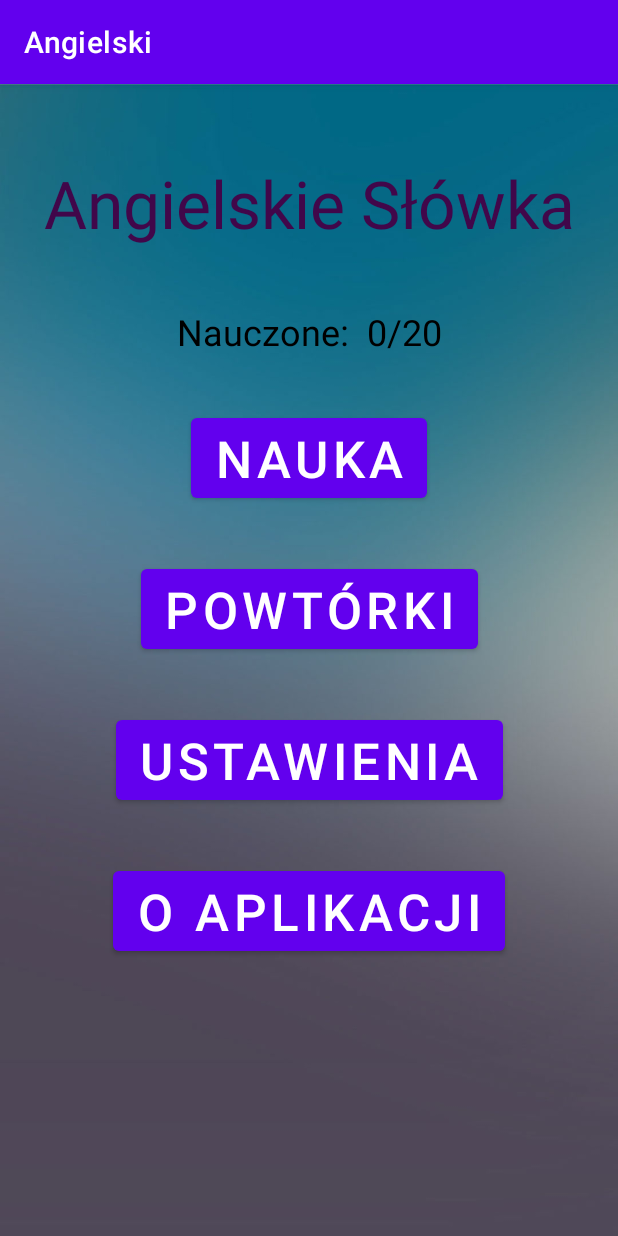
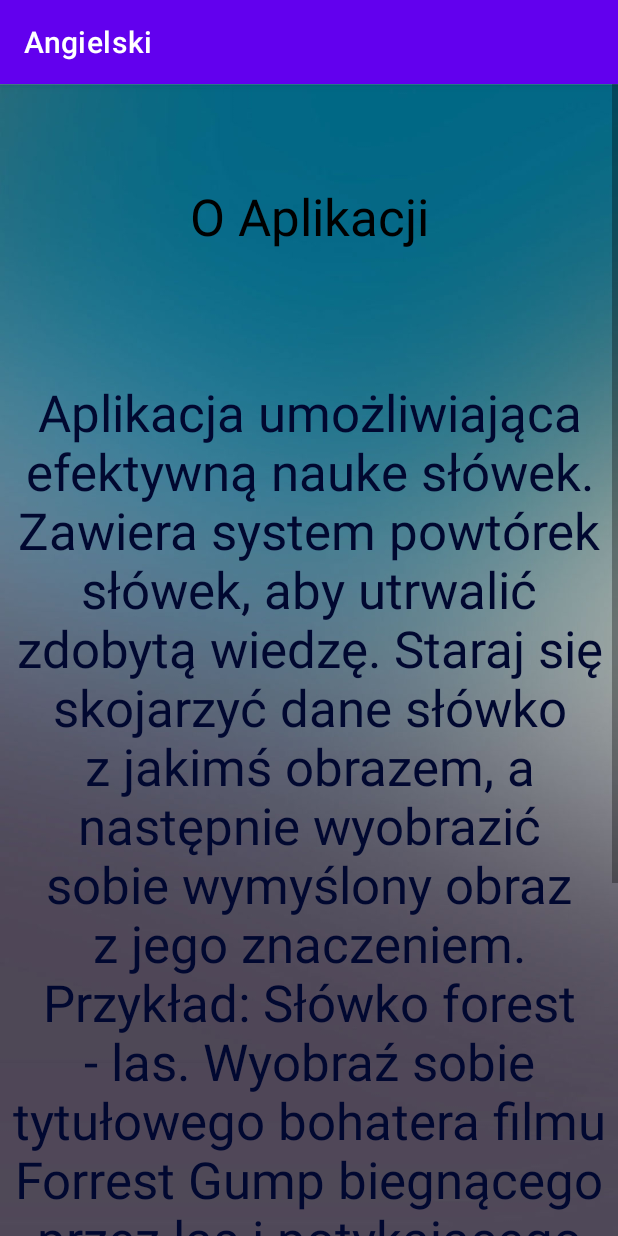
Before and after one commit to barmie9/EnglishWordsApp, an Android app: the screen it shows after launch (MainActivity before the commit, AboutAppActivity after it), after a tap on "O APLIKACJI", on a phone screen of 412 x 824 dp. Run offline under Robolectric (Android 15) with nearby library versions, the phone set to English and light mode, and no system bars.

Commit message:
Transfer some code to onStart(). Add info about learned words. Create layout AboutAppActivity

```diff
--- a/app/src/main/AndroidManifest.xml
+++ b/app/src/main/AndroidManifest.xml
@@ -9,6 +9,9 @@
         android:roundIcon="@mipmap/ic_launcher_round"
         android:supportsRtl="true"
         android:theme="@style/Theme.Angielski">
+        <activity
+            android:name=".AboutAppActivity"
+            android:exported="false" />
         <activity
             android:name=".LearningActivity"
             android:exported="false" />
--- /dev/null
+++ b/app/src/main/java/com/example/angielski/AboutAppActivity.kt
@@ -0,0 +1,16 @@
+package com.example.angielski
+
+import androidx.appcompat.app.AppCompatActivity
+import android.os.Bundle
+import com.example.angielski.databinding.ActivityAboutAppBinding
+
+class AboutAppActivity : AppCompatActivity() {
+
+    // ----- How to get to id layout -----
+    private lateinit var binding: ActivityAboutAppBinding
+
+    override fun onCreate(savedInstanceState: Bundle?) {
+        super.onCreate(savedInstanceState)
+        setContentView(R.layout.activity_about_app)
+    }
+}
--- a/app/src/main/java/com/example/angielski/DetailsActivity.kt
+++ b/app/src/main/java/com/example/angielski/DetailsActivity.kt
@@ -49,7 +49,7 @@ object fillDataBase{
     val value_1 = ContentValues()
 
 
-    fun fill(context: Context){
+    fun fill(context: Context):Int { // Return: Number of words in db
         val dbHelper = DataBaseHelper(context)
         val db = dbHelper.writableDatabase
 
@@ -151,6 +151,22 @@ object fillDataBase{
         db.insertOrThrow(TableInfo.TABLE_NAME, null, value_1 )
 
 
+        val queueSelectNumWords = "SELECT COUNT() AS NUMBER FROM ${TableInfo.TABLE_NAME} ;"
+        val result = db.rawQuery(queueSelectNumWords,null)
+//        db.close()
+
+        // ----- Return number of words in db ------
+        if(result.moveToFirst()){
+            var numStringRes = 0
+            numStringRes =  result.getInt(0)
+//            result.close()
+            return  numStringRes
+        }
+        else{
+//            result.close()
+            return  0
+        }
+
     }
 }
 
--- a/app/src/main/java/com/example/angielski/LearningActivity.kt
+++ b/app/src/main/java/com/example/angielski/LearningActivity.kt
@@ -153,6 +153,9 @@ class LearningActivity : AppCompatActivity() {
                 // ----- Increment  wordsCounter and update  LOCAL variable words to learn (ang->pl and pl->ang) -----
                 wordsCounter[jj]++
                 editor.putInt(wordsToLearnName[jj], wordsToLearn[jj] - wordsCounter[jj])
+
+                // ----- Increment total number words  by 0.5 in LOCAL variable -----
+                editor.putFloat("TotalLearnedWords", 0.5f + (sharedPref.getFloat("TotalLearnedWords",0f)))
                 editor.apply()
 
                 // ----- Positive sound effect -----
@@ -289,6 +292,7 @@ class LearningActivity : AppCompatActivity() {
 //--------------------------------------------------------------------------------------------------------
     }
 
+
     fun setViewFinishLesson(){
         binding.buttonCheckAnswere.visibility = View.INVISIBLE
         binding.editTextAnswere.visibility = View.INVISIBLE
--- a/app/src/main/java/com/example/angielski/MainActivity.kt
+++ b/app/src/main/java/com/example/angielski/MainActivity.kt
@@ -30,9 +30,11 @@ class MainActivity : AppCompatActivity() {
 
         // ----- Create and fill DataBase for the first time -----
         if( !(sharedPref.getBoolean("isCreatedDataBase", false)) ){
-            fillDataBase.fill(applicationContext)
+            val numWords = fillDataBase.fill(applicationContext)
             val editor: SharedPreferences.Editor = sharedPref.edit()
             editor.putBoolean("isCreatedDataBase",true)
+            editor.putInt("AllWordsNumber", numWords)
+            editor.putFloat("TotalLearnedWords",0f)
             //------------------ DO POPRAWY--------------------
             editor.putInt("wordsCount",20)
             editor.apply()
@@ -57,11 +59,7 @@ class MainActivity : AppCompatActivity() {
 
 
 
-            // ----- Set info about number of learned words -----
-            val plToEng = sharedPref.getInt("WordsToLearnPlToEng",50)
-            val engToPl = sharedPref.getInt("WordsToLearnEngToPl",50)
-            val dailyLimit= sharedPref.getInt("wordsCount",50)
-            binding.textViewInfo.text = "Nauczone:  ${dailyLimit - (plToEng + engToPl)/2 }/${dailyLimit}"
+
 
 
         // ----- Open a new activity "LearningActivity" if Learning  -----
@@ -81,19 +79,36 @@ class MainActivity : AppCompatActivity() {
         }
         // ----- Open a new activity "SettingsActivity" -----
         binding.buttonSettings.setOnClickListener {
-            //Nowa aktywność odpalajaca SettingsdActivity
             var newActivity: Intent = Intent(applicationContext, SettingsActivity::class.java)
             startActivity(newActivity)
         }
 
         // ----- Open a new activity "AboutAppActivity" -----
         binding.buttonAboutApp.setOnClickListener {
-            //TODO
+            var newActivity: Intent = Intent(applicationContext, AboutAppActivity::class.java)
+            startActivity(newActivity)
         }
 
 
     }
 
 
+    override fun onStart() {
+        super.onStart()
+        // ----- Local file (variable) "Settings" -----
+        val sharedPref: SharedPreferences = getSharedPreferences("Settings", MODE_PRIVATE)
+
+
+        // ----- Set info about number of learned words -----
+        val plToEng = sharedPref.getInt("WordsToLearnPlToEng",50)
+        val engToPl = sharedPref.getInt("WordsToLearnEngToPl",50)
+        val dailyLimit= sharedPref.getInt("wordsCount",50)
+        binding.textViewInfo.text = "Nauczone dzisiaj:  ${dailyLimit - (plToEng + engToPl)/2 }/${dailyLimit}"// = "Nauczone dzisiaj:  ${dailyLimit - (plToEng + engToPl)/2 }/${dailyLimit}"
+
+        // ----- Set info about total number of learned words -----
+        val totalWords = sharedPref.getInt("AllWordsNumber",0)
+        val totalLearnedWords = sharedPref.getFloat("TotalLearnedWords",0f)
+        binding.textViewInfo2.text = "Cały kurs:  $totalLearnedWords/$totalWords "
+    }
 
 }
--- /dev/null
+++ b/app/src/main/res/layout/activity_about_app.xml
@@ -0,0 +1,49 @@
+<?xml version="1.0" encoding="utf-8"?>
+<androidx.constraintlayout.widget.ConstraintLayout xmlns:android="http://schemas.android.com/apk/res/android"
+    xmlns:app="http://schemas.android.com/apk/res-auto"
+    xmlns:tools="http://schemas.android.com/tools"
+    android:layout_width="match_parent"
+    android:layout_height="match_parent"
+    android:background="@drawable/tlo_1"
+    tools:context=".AboutAppActivity">
+
+    <ScrollView
+        android:layout_width="match_parent"
+        android:layout_height="match_parent">
+
+        <LinearLayout
+            android:layout_width="match_parent"
+            android:layout_height="wrap_content"
+            android:orientation="vertical" >
+
+            <Space
+                android:layout_width="match_parent"
+                android:layout_height="50dp" />
+
+            <TextView
+                android:id="@+id/textViewTitle"
+                android:layout_width="match_parent"
+                android:layout_height="wrap_content"
+                android:layout_gravity="center"
+                android:gravity="center"
+                android:padding="15dp"
+                android:text="@string/about_app_title"
+                android:textColor="#000000"
+                android:textSize="34sp" />
+
+            <Space
+                android:layout_width="match_parent"
+                android:layout_height="70dp" />
+
+            <TextView
+                android:id="@+id/textViewAboutApp"
+                android:layout_width="match_parent"
+                android:layout_height="wrap_content"
+                android:layout_gravity="center"
+                android:gravity="center"
+                android:text="@string/about_app_text"
+                android:textColor="#010830"
+                android:textSize="34sp" />
+        </LinearLayout>
+    </ScrollView>
+</androidx.constraintlayout.widget.ConstraintLayout>
--- a/app/src/main/res/layout/activity_main.xml
+++ b/app/src/main/res/layout/activity_main.xml
@@ -7,76 +7,93 @@
     android:background="@drawable/tlo_1"
     tools:context=".MainActivity">
 
+    <ScrollView
+        android:layout_width="match_parent"
+        android:layout_height="match_parent"
+        android:contentDescription="@string/scroll_view">
+
+        <LinearLayout
+            android:layout_width="match_parent"
+            android:layout_height="wrap_content"
+            android:layout_gravity="center"
+            android:orientation="vertical">
+
             <TextView
                 android:id="@+id/textTitle"
                 android:layout_width="match_parent"
                 android:layout_height="wrap_content"
+                android:gravity="center"
                 android:layout_marginTop="50dp"
                 android:text="@string/text_1"
                 android:textAlignment="center"
                 android:textColor="#41074A"
                 android:textIsSelectable="false"
                 android:textSize="44sp"
-        app:layout_constraintEnd_toEndOf="parent"
-        app:layout_constraintStart_toStartOf="parent"
-        app:layout_constraintTop_toTopOf="parent"
                 tools:ignore="TextContrastCheck" />
 
             <TextView
                 android:id="@+id/textViewInfo"
                 android:layout_width="wrap_content"
                 android:layout_height="wrap_content"
+                android:gravity="center"
+                android:layout_gravity="center"
                 android:layout_marginTop="40dp"
-        android:text="@string/app_name"
+                android:text="@string/learning_today"
                 android:textColor="#000000"
-        android:textSize="24sp"
-        app:layout_constraintEnd_toEndOf="parent"
-        app:layout_constraintStart_toStartOf="parent"
-        app:layout_constraintTop_toBottomOf="@+id/textTitle" />
+                android:textSize="24sp" />
+
+            <TextView
+                android:id="@+id/textViewInfo2"
+                android:layout_width="wrap_content"
+                android:layout_height="wrap_content"
+                android:gravity="center"
+                android:layout_gravity="center"
+                android:layout_marginTop="10dp"
+                android:text="@string/learning_all"
+                android:textColor="#212121"
+                android:textSize="24sp" />
 
             <Button
                 android:id="@+id/buttonLearning"
                 android:layout_width="wrap_content"
                 android:layout_height="wrap_content"
-        android:layout_marginTop="35dp"
+                android:gravity="center"
+                android:layout_gravity="center"
+                android:layout_marginTop="30dp"
                 android:text="@string/button_1"
-        android:textSize="34sp"
-        app:layout_constraintEnd_toEndOf="parent"
-        app:layout_constraintStart_toStartOf="parent"
-        app:layout_constraintTop_toBottomOf="@+id/textViewInfo" />
+                android:textSize="34sp" />
 
             <Button
                 android:id="@+id/buttonRepeating"
                 android:layout_width="wrap_content"
                 android:layout_height="wrap_content"
-        android:layout_marginTop="35dp"
+                android:gravity="center"
+                android:layout_gravity="center"
+                android:layout_marginTop="30dp"
                 android:contentDescription="@string/button_repeating"
                 android:text="@string/button_repeating"
-        android:textSize="34sp"
-        app:layout_constraintEnd_toEndOf="parent"
-        app:layout_constraintStart_toStartOf="parent"
-        app:layout_constraintTop_toBottomOf="@+id/buttonLearning" />
+                android:textSize="34sp" />
 
             <Button
                 android:id="@+id/buttonSettings"
                 android:layout_width="wrap_content"
                 android:layout_height="wrap_content"
-        android:layout_marginTop="35dp"
+                android:gravity="center"
+                android:layout_gravity="center"
+                android:layout_marginTop="30dp"
                 android:text="@string/button_settings"
-        android:textSize="34sp"
-        app:layout_constraintEnd_toEndOf="parent"
-        app:layout_constraintStart_toStartOf="parent"
-        app:layout_constraintTop_toBottomOf="@+id/buttonRepeating" />
+                android:textSize="34sp" />
 
             <Button
                 android:id="@+id/buttonAboutApp"
                 android:layout_width="wrap_content"
                 android:layout_height="wrap_content"
-        android:layout_marginTop="35dp"
+                android:gravity="center"
+                android:layout_gravity="center"
+                android:layout_marginTop="30dp"
                 android:text="@string/button_about_app"
-        android:textSize="34sp"
-        app:layout_constraintEnd_toEndOf="parent"
-        app:layout_constraintStart_toStartOf="parent"
-        app:layout_constraintTop_toBottomOf="@+id/buttonSettings" />
+                android:textSize="34sp" />
+        </LinearLayout>
+    </ScrollView>
 
 </androidx.constraintlayout.widget.ConstraintLayout>
--- a/app/src/main/res/values/strings.xml
+++ b/app/src/main/res/values/strings.xml
@@ -4,6 +4,18 @@
     <string name="button_1">Nauka</string>
     <string name="button_repeating">Powtórki</string>
     <string name="text_2">Podaj Słówko</string>
+    <string name="learning_today">Nauczone dzisiaj:</string>
+    <string name="learning_all">Cały kurs:</string>
+    <string name="scroll_view">Scroll View</string>
+
+    <string name="about_app_title">O Aplikacji</string>
+    <string name="about_app_text"> Aplikacja umożliwiająca efektywną nauke słówek.
+        Zawiera system powtórek słówek, aby utrwalić zdobytą wiedzę.
+        Staraj się skojarzyć dane słówko z jakimś obrazem, a następnie wyobrazić sobie wymyślony obraz z jego znaczeniem.
+        Przykład: Słówko forest - las. Wyobraź sobie tytułowego bohatera filmu "Forrest Gump" biegnącego przez las i potykającego się o przewrócone drzewo.
+        Dobrze jest też wypowiedzieć w tej sytuacji polskie i angielskie znaczenie słówka. Pamiętaj też, że śmieszne historyjki lepiej zapisują się w pamięci. </string>
+
+
 
 
     <string name="Text_3">Pierwsza Kolumna</string>
```
Lines whose indentation alone changed are shown as unchanged.
